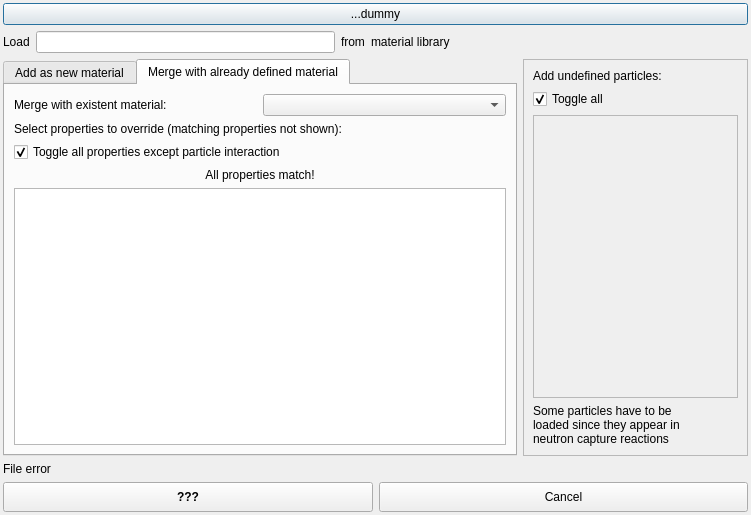
Qt form src/gui/DAWindowTools/amaterialloaderdialog.ui (andrmor/ANTS2) before a commit.
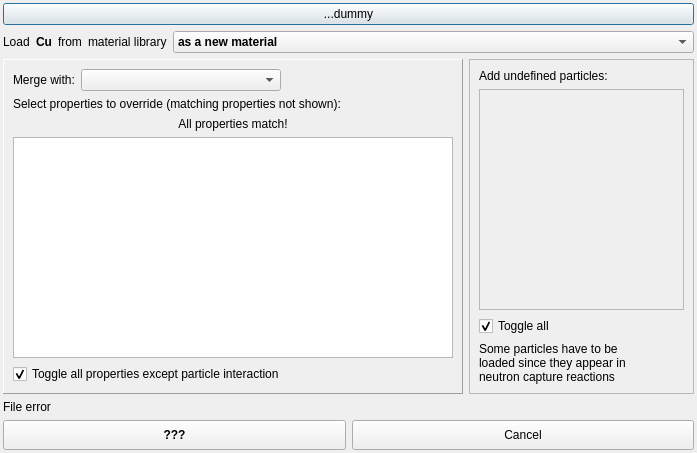
The same form after that commit. The open tabs and pages were chosen to show the change.

Patch:
```diff
--- a/src/gui/DAWindowTools/amaterialloaderdialog.ui
+++ b/src/gui/DAWindowTools/amaterialloaderdialog.ui
@@ -6,14 +6,14 @@
    <rect>
     <x>0</x>
     <y>0</y>
-    <width>751</width>
-    <height>515</height>
+    <width>697</width>
+    <height>453</height>
    </rect>
   </property>
   <property name="windowTitle">
    <string>Load/Merge material</string>
   </property>
-  <layout class="QVBoxLayout" name="verticalLayout_3">
+  <layout class="QVBoxLayout" name="verticalLayout_4">
    <property name="leftMargin">
     <number>3</number>
    </property>
@@ -43,15 +43,15 @@
       </widget>
      </item>
      <item>
-      <widget class="QLineEdit" name="leMaterialNameInFile">
+      <widget class="QLabel" name="labLibMaterial">
        <property name="font">
         <font>
          <weight>75</weight>
          <bold>true</bold>
         </font>
        </property>
-       <property name="readOnly">
-        <bool>true</bool>
+       <property name="text">
+        <string>Cu</string>
        </property>
       </widget>
      </item>
@@ -70,31 +70,47 @@
       </widget>
      </item>
      <item>
-      <spacer name="horizontalSpacer">
-       <property name="orientation">
-        <enum>Qt::Horizontal</enum>
+      <widget class="QComboBox" name="cobMode">
+       <property name="sizePolicy">
+        <sizepolicy hsizetype="MinimumExpanding" vsizetype="Fixed">
+         <horstretch>0</horstretch>
+         <verstretch>0</verstretch>
+        </sizepolicy>
        </property>
-       <property name="sizeHint" stdset="0">
-        <size>
-         <width>40</width>
-         <height>20</height>
-        </size>
+       <property name="font">
+        <font>
+         <weight>75</weight>
+         <bold>true</bold>
+        </font>
        </property>
-      </spacer>
+       <item>
+        <property name="text">
+         <string>as a new material</string>
+        </property>
+       </item>
+       <item>
+        <property name="text">
+         <string>and merge with already defined material</string>
+        </property>
+       </item>
+      </widget>
      </item>
     </layout>
    </item>
    <item>
     <layout class="QHBoxLayout" name="horizontalLayout_4">
      <item>
-      <widget class="QTabWidget" name="twMain">
+      <widget class="QStackedWidget" name="sw">
+       <property name="frameShape">
+        <enum>QFrame::Panel</enum>
+       </property>
+       <property name="frameShadow">
+        <enum>QFrame::Raised</enum>
+       </property>
        <property name="currentIndex">
         <number>0</number>
        </property>
-       <widget class="QWidget" name="tab">
-        <attribute name="title">
-         <string>Add as new material</string>
-        </attribute>
+       <widget class="QWidget" name="page">
         <layout class="QVBoxLayout" name="verticalLayout">
          <item>
           <spacer name="verticalSpacer">
@@ -196,22 +212,25 @@
          </item>
         </layout>
        </widget>
-       <widget class="QWidget" name="tabMerge">
-        <attribute name="title">
-         <string>Merge with already defined material</string>
-        </attribute>
-        <layout class="QVBoxLayout" name="verticalLayout_4">
+       <widget class="QWidget" name="page_2">
+        <layout class="QVBoxLayout" name="verticalLayout_3">
          <item>
           <layout class="QHBoxLayout" name="horizontalLayout_5">
            <item>
             <widget class="QLabel" name="label_6">
              <property name="text">
-              <string>Merge with existent material:</string>
+              <string>Merge with:</string>
              </property>
             </widget>
            </item>
            <item>
             <widget class="QComboBox" name="cobMaterial">
+             <property name="minimumSize">
+              <size>
+               <width>200</width>
+               <height>0</height>
+              </size>
+             </property>
              <property name="font">
               <font>
                <weight>75</weight>
@@ -220,6 +239,19 @@
              </property>
             </widget>
            </item>
+           <item>
+            <spacer name="horizontalSpacer_4">
+             <property name="orientation">
+              <enum>Qt::Horizontal</enum>
+             </property>
+             <property name="sizeHint" stdset="0">
+              <size>
+               <width>40</width>
+               <height>20</height>
+              </size>
+             </property>
+            </spacer>
+           </item>
           </layout>
          </item>
          <item>
@@ -229,6 +261,19 @@
            </property>
           </widget>
          </item>
+         <item>
+          <widget class="QLabel" name="labAllMatch">
+           <property name="text">
+            <string>All properties match!</string>
+           </property>
+           <property name="alignment">
+            <set>Qt::AlignCenter</set>
+           </property>
+          </widget>
+         </item>
+         <item>
+          <widget class="QListWidget" name="lwProps"/>
+         </item>
          <item>
           <widget class="QCheckBox" name="cbToggleAllProps">
            <property name="text">
@@ -239,19 +284,6 @@
            </property>
           </widget>
          </item>
-         <item>
-          <widget class="QLabel" name="labAllMatch">
-           <property name="text">
-            <string>All properties match!</string>
-           </property>
-           <property name="alignment">
-            <set>Qt::AlignCenter</set>
-           </property>
-          </widget>
-         </item>
-         <item>
-          <widget class="QListWidget" name="lwProps"/>
-         </item>
         </layout>
        </widget>
       </widget>
@@ -278,16 +310,6 @@
           </property>
          </widget>
         </item>
-        <item>
-         <widget class="QCheckBox" name="cbToggleAllParticles">
-          <property name="text">
-           <string>Toggle all</string>
-          </property>
-          <property name="checked">
-           <bool>true</bool>
-          </property>
-         </widget>
-        </item>
         <item>
          <widget class="QScrollArea" name="scrollArea">
           <property name="widgetResizable">
@@ -298,13 +320,23 @@
             <rect>
              <x>0</x>
              <y>0</y>
-             <width>203</width>
-             <height>248</height>
+             <width>205</width>
+             <height>197</height>
             </rect>
            </property>
           </widget>
          </widget>
         </item>
+        <item>
+         <widget class="QCheckBox" name="cbToggleAllParticles">
+          <property name="text">
+           <string>Toggle all</string>
+          </property>
+          <property name="checked">
+           <bool>true</bool>
+          </property>
+         </widget>
+        </item>
         <item>
          <widget class="QLabel" name="labForceByNeutron">
           <property name="text">
```
Left out of the diff: 25 changed lines with no effect on the pictures.
